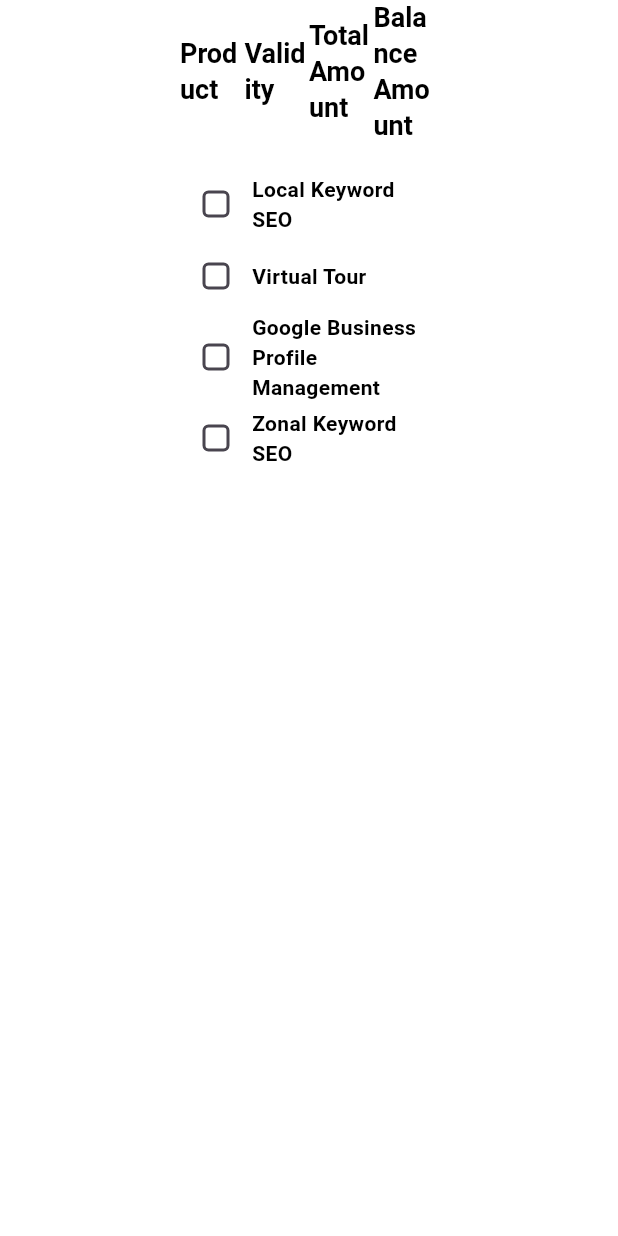
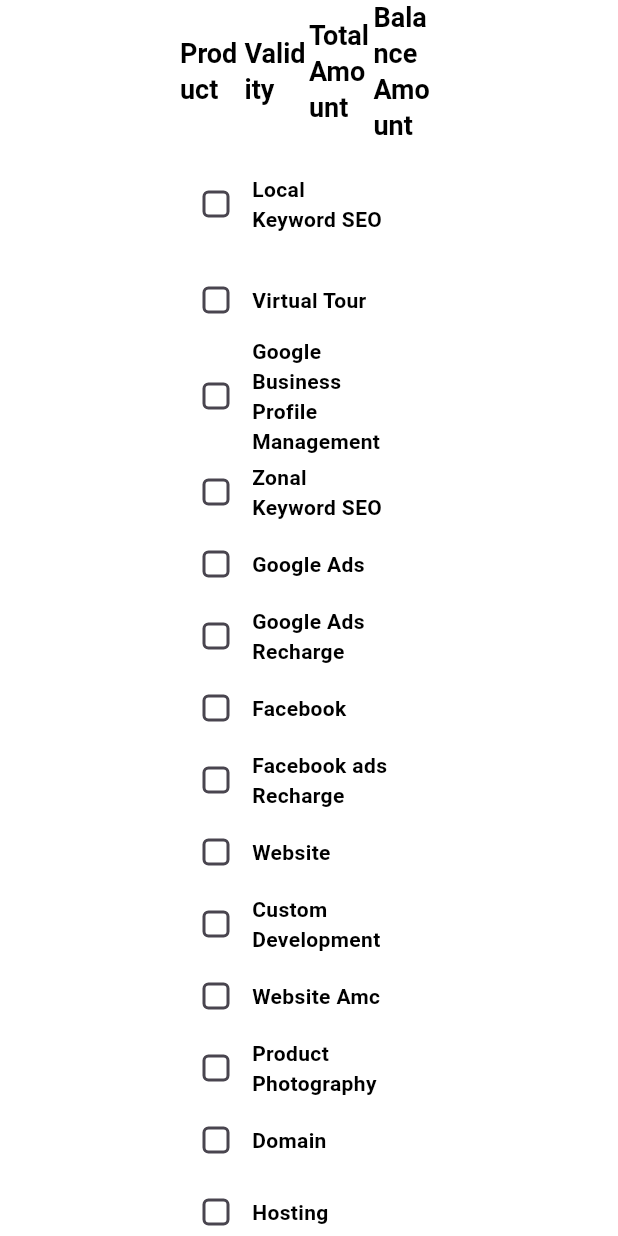
Before and after one commit to Rohan-Prajapati-2000/client_details, a Flutter app: the PriceDetailsMenu widget shown alone on an empty page, opened directly, on a phone screen of 412 x 824 dp. Run offline on Flutter 3.47's test engine with Material 3 defaults, Android fonts, the phone set to English and light mode, and no system bars; our stand-ins replace cached_network_image, cloud_firestore, dotted_border, firebase_core, get, get_storage and 6 more; missing offline and left inert: dart:html; accounts and stored records are empty; Roboto replaces fonts that are missing (Poppins).

Commit message:
add products

```diff
--- a/lib/new_user_or_update_user_screen/controller/save_form_data_controller.dart
+++ b/lib/new_user_or_update_user_screen/controller/save_form_data_controller.dart
@@ -35,10 +35,19 @@ class SaveFromDataController extends GetxController {
   final isCheckedVirtualTour = false.obs;
   final isCheckedGBPM = false.obs;
   final isCheckedZKSEO = false.obs;
-  final isGoogleAds = false.obs;
-  final isGoogleAdsRecharge = false.obs;
-  final isFacebook = false.obs;
-  final isFacebookRecharge = false.obs;
+  final isCheckedGoogleAds = false.obs;
+  final isCheckedGoogleAdsRecharge = false.obs;
+  final isCheckedFacebook = false.obs;
+  final isCheckedFacebookRecharge = false.obs;
+  final isCheckedWebsite = false.obs;
+  final isCheckedCustomDevelopment = false.obs;
+  final isCheckedWebsiteAmc = false.obs;
+  final isCheckedProductPhotography = false.obs;
+  final isCheckedDomain = false.obs;
+  final isCheckedHosting = false.obs;
+  final isCheckedQrCode = false.obs;
+  final isCheckedWebSEO = false.obs;
+  final isCheckedOthers = false.obs;
 
 
   final totalAmountSEO = TextEditingController();
@@ -57,14 +66,57 @@ class SaveFromDataController extends GetxController {
   final receivedAmountZKSEO = TextEditingController();
   final validityZKSEO = ''.obs;
 
-  final totalAmountisGoogleAds = TextEditingController();
-  final receivedAmountisGoogleAds = TextEditingController();
-  final validityisGoogleAds = ''.obs;
+  final totalAmountGoogleAds = TextEditingController();
+  final receivedAmountGoogleAds = TextEditingController();
+  final validityGoogleAds = ''.obs;
 
-  final totalAmountisGoogleAdsRecharge = TextEditingController();
-  final receivedAmountisGoogleAdsRecharge = TextEditingController();
-  final validityisGoogleAdsRecharge = ''.obs;
+  final totalAmountGoogleAdsRecharge = TextEditingController();
+  final receivedAmountGoogleAdsRecharge = TextEditingController();
+  final validityGoogleAdsRecharge = ''.obs;
 
+  final totalAmountFacebook = TextEditingController();
+  final receivedAmountFacebook = TextEditingController();
+  final validityFacebook = ''.obs;
+
+  final totalAmountFacebookRecharge = TextEditingController();
+  final receivedAmountFacebookRecharge = TextEditingController();
+  final validityFacebookRecharge= ''.obs;
+
+  final totalAmountWebsite = TextEditingController();
+  final receivedAmountWebsite = TextEditingController();
+  final validityWebsite = ''.obs;
+
+  final totalAmountCustomDevelopment = TextEditingController();
+  final receivedAmountCustomDevelopment = TextEditingController();
+  final validityCustomDevelopment = ''.obs;
+
+  final totalAmountWebsiteAmc = TextEditingController();
+  final receivedAmountWebsiteAmc = TextEditingController();
+  final validityWebsiteAmc = ''.obs;
+
+  final totalAmountProductPhotography = TextEditingController();
+  final receivedAmountProductPhotography = TextEditingController();
+  final validityProductPhotography = ''.obs;
+
+  final totalAmountDomain = TextEditingController();
+  final receivedAmountDomain = TextEditingController();
+  final validityDomain = ''.obs;
+
+  final totalAmountHosting = TextEditingController();
+  final receivedAmountHosting = TextEditingController();
+  final validityHosting = ''.obs;
+
+  final totalAmountQrCode = TextEditingController();
+  final receivedAmountQrCode = TextEditingController();
+  final validityQrCode = ''.obs;
+
+  final totalAmountWebSEO = TextEditingController();
+  final receivedAmountWebSEO = TextEditingController();
+  final validityWebSEO = ''.obs;
+
+  final totalAmountOthers = TextEditingController();
+  final receivedAmountOthers = TextEditingController();
+  final validityOthers = ''.obs;
 
 
   final subscriptions = <SubscriptionModel>[].obs;
--- a/lib/new_user_or_update_user_screen/widgets/price_details_menu.dart
+++ b/lib/new_user_or_update_user_screen/widgets/price_details_menu.dart
@@ -16,7 +16,7 @@ class PriceDetailsMenu extends StatelessWidget {
       padding: const EdgeInsets.symmetric(horizontal: SSizes.defaultSpace * 5),
       child: Column(
         children: [
-          MainHeading(),
+          const MainHeading(),
           const SizedBox(height: SSizes.spaceBtwSections / 2),
           buildSubscriptionRow(
             context,
@@ -26,6 +26,7 @@ class PriceDetailsMenu extends StatelessWidget {
             controller.receivedAmountSEO,
             controller.validitySEO,
           ),
+          SizedBox(height: SSizes.spaceBtwItems),
           buildSubscriptionRow(
             context,
             controller.isCheckedVirtualTour,
@@ -49,6 +50,123 @@ class PriceDetailsMenu extends StatelessWidget {
             controller.totalAmountZKSEO,
             controller.receivedAmountZKSEO,
             controller.validityZKSEO,
+          ),
+
+          buildSubscriptionRow(
+            context,
+            controller.isCheckedGoogleAds,
+            'Google Ads',
+            controller.totalAmountGoogleAds,
+            controller.receivedAmountGoogleAds,
+            controller.validityGoogleAds,
+          ),
+
+          buildSubscriptionRow(
+            context,
+            controller.isCheckedGoogleAdsRecharge,
+            'Google Ads Recharge',
+            controller.totalAmountGoogleAdsRecharge,
+            controller.receivedAmountGoogleAdsRecharge,
+            controller.validityGoogleAdsRecharge,
+          ),
+
+          buildSubscriptionRow(
+            context,
+            controller.isCheckedFacebook,
+            'Facebook',
+            controller.totalAmountFacebook,
+            controller.receivedAmountFacebook,
+            controller.validityFacebook,
+          ),
+
+          buildSubscriptionRow(
+            context,
+            controller.isCheckedFacebookRecharge,
+            'Facebook ads Recharge',
+            controller.totalAmountFacebookRecharge,
+            controller.receivedAmountFacebookRecharge,
+            controller.validityFacebookRecharge,
+          ),
+
+          buildSubscriptionRow(
+            context,
+            controller.isCheckedWebsite,
+            'Website',
+            controller.totalAmountWebsite,
+            controller.receivedAmountWebsite,
+            controller.validityWebsite,
+          ),
+
+          buildSubscriptionRow(
+            context,
+            controller.isCheckedCustomDevelopment,
+            'Custom Development',
+            controller.totalAmountCustomDevelopment,
+            controller.receivedAmountCustomDevelopment,
+            controller.validityCustomDevelopment,
+          ),
+
+          buildSubscriptionRow(
+            context,
+            controller.isCheckedWebsiteAmc,
+            'Website Amc',
+            controller.totalAmountWebsiteAmc,
+            controller.receivedAmountWebsiteAmc,
+            controller.validityWebsiteAmc,
+          ),
+
+          buildSubscriptionRow(
+            context,
+            controller.isCheckedProductPhotography,
+            'Product Photography',
+            controller.totalAmountProductPhotography,
+            controller.receivedAmountProductPhotography,
+            controller.validityProductPhotography,
+          ),
+
+          buildSubscriptionRow(
+            context,
+            controller.isCheckedDomain,
+            'Domain',
+            controller.totalAmountDomain,
+            controller.receivedAmountDomain,
+            controller.validityDomain,
+          ),
+
+          buildSubscriptionRow(
+            context,
+            controller.isCheckedHosting,
+            'Hosting',
+            controller.totalAmountHosting,
+            controller.receivedAmountHosting,
+            controller.validityHosting,
+          ),
+
+          buildSubscriptionRow(
+            context,
+            controller.isCheckedQrCode,
+            'QR Code',
+            controller.totalAmountQrCode,
+            controller.receivedAmountQrCode,
+            controller.validityQrCode,
+          ),
+
+          buildSubscriptionRow(
+            context,
+            controller.isCheckedWebSEO,
+            'Web SEO',
+            controller.totalAmountWebSEO,
+            controller.receivedAmountWebSEO,
+            controller.validityWebSEO,
+          ),
+
+          buildSubscriptionRow(
+            context,
+            controller.isCheckedOthers,
+            'Others',
+            controller.totalAmountOthers,
+            controller.receivedAmountOthers,
+            controller.validityOthers,
           ),
 
 
@@ -95,6 +213,9 @@ class PriceDetailsMenu extends StatelessWidget {
                 )
               : SizedBox(),
         ),
+
+        const SizedBox(width: SSizes.spaceBtwItems),
+
         Obx(
           () => isChecked.value
               ? Expanded(
@@ -105,6 +226,9 @@ class PriceDetailsMenu extends StatelessWidget {
                 )
               : SizedBox(),
         ),
+
+        const SizedBox(width: SSizes.spaceBtwItems),
+
         Obx(
           () => isChecked.value
               ? Expanded(
--- a/lib/new_user_or_update_user_screen/widgets/validity_dropdown.dart
+++ b/lib/new_user_or_update_user_screen/widgets/validity_dropdown.dart
@@ -3,6 +3,7 @@ import 'package:flutter/material.dart';
 class ValidityDropDown extends StatelessWidget {
   final String selectedValue;
   final Function(String) onSelected;
+
 
   ValidityDropDown({
     required this.selectedValue,
@@ -11,7 +12,8 @@ class ValidityDropDown extends StatelessWidget {
 
   @override
   Widget build(BuildContext context) {
-    return DropdownButton<String>(
+    return SizedBox(
+      child: DropdownButton<String>(
         hint: Text('Select Validity'),
         value: selectedValue.isEmpty ? null : selectedValue,
         items: <String>['1 month', '3 months', '6 months', '12 months']
@@ -24,6 +26,7 @@ class ValidityDropDown extends StatelessWidget {
         onChanged: (value) {
           onSelected(value!);
         },
+      ),
     );
   }
 }
```
Lines whose indentation alone changed are shown as unchanged.
